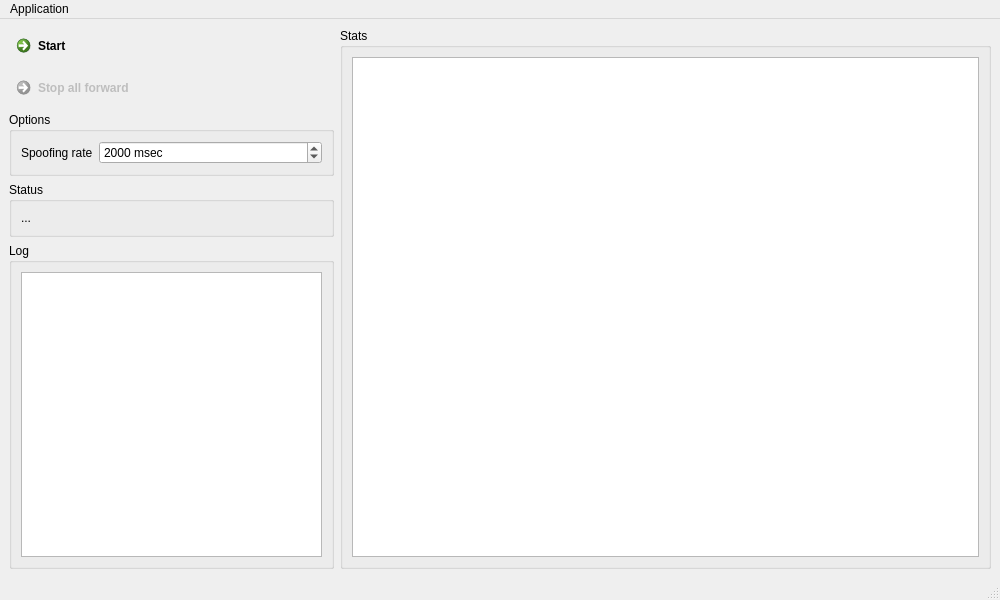
The window that mainwindow.ui (b4n92uid/kicklan) describes before a commit, drawn with Qt 5.
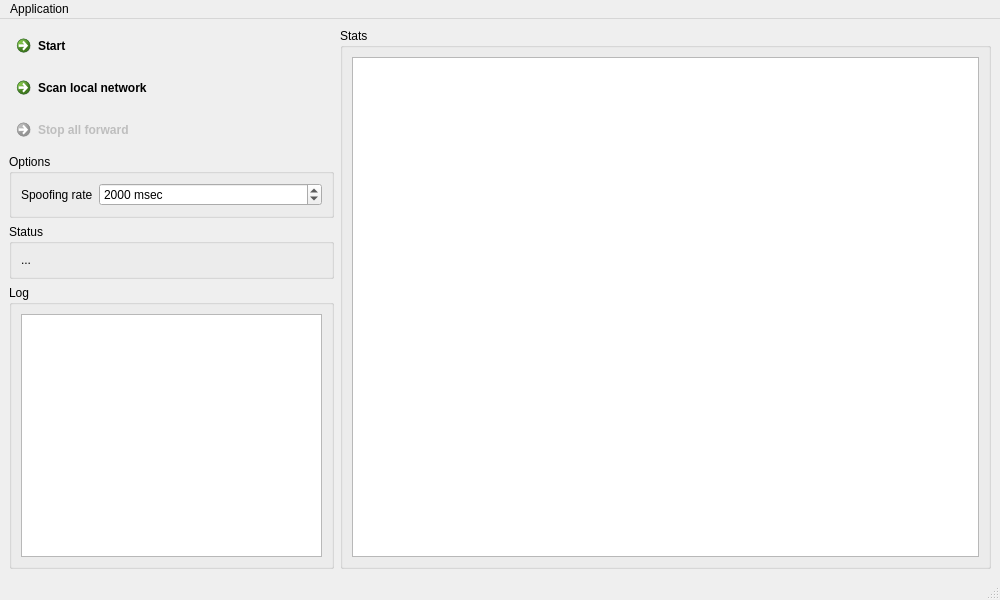
The same window after the commit. Icons and pictures are not drawn.

The edit to the form file:
```diff
--- a/mainwindow.ui
+++ b/mainwindow.ui
@@ -105,6 +105,29 @@
         </property>
        </widget>
       </item>
+      <item>
+       <widget class="QCommandLinkButton" name="scanlan">
+        <property name="text">
+         <string>Scan local network</string>
+        </property>
+        <property name="icon">
+         <iconset resource="resources.qrc">
+          <normaloff>:/icons/assets/refresh.png</normaloff>:/icons/assets/refresh.png</iconset>
+        </property>
+        <property name="iconSize">
+         <size>
+          <width>48</width>
+          <height>48</height>
+         </size>
+        </property>
+        <property name="shortcut">
+         <string>Enter</string>
+        </property>
+        <property name="checkable">
+         <bool>false</bool>
+        </property>
+       </widget>
+      </item>
       <item>
        <widget class="QCommandLinkButton" name="stopForward">
         <property name="enabled">
```
